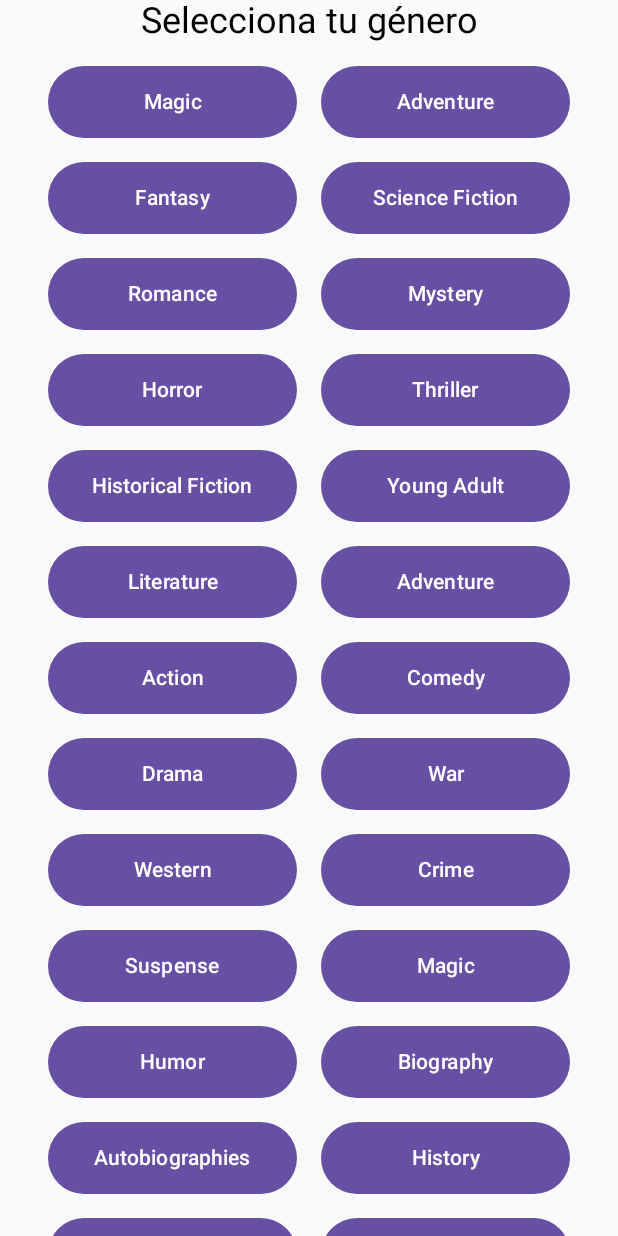
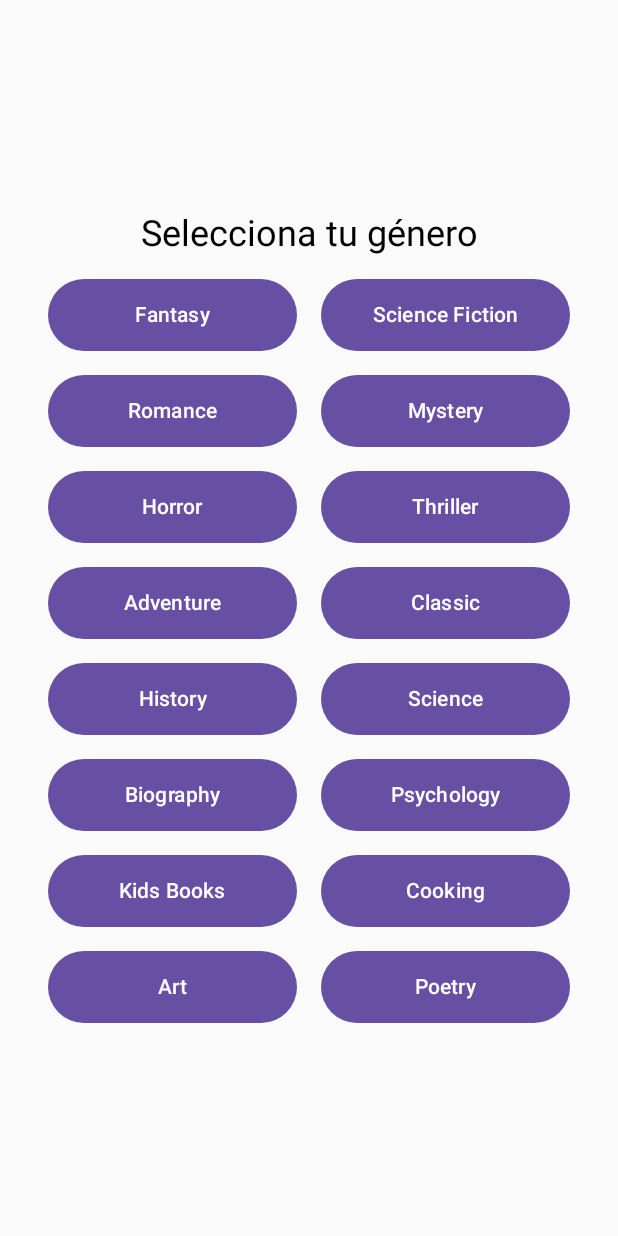
Before and after one commit to Dedany/registrodelibros, an Android app built with Jetpack Compose: the GenresListScreen screen opened through its navigation route, on a phone screen of 412 x 824 dp. Run offline under Robolectric (Android 15) with nearby library versions, the phone set to English and light mode, and no system bars; our stand-ins replace Dagger/Hilt's generated code.

```diff
--- a/Data/src/main/java/com/dperez/data/datasource/local/dao/BookDao.kt
+++ b/Data/src/main/java/com/dperez/data/datasource/local/dao/BookDao.kt
@@ -36,4 +36,8 @@ interface BookDao {
     @Query("SELECT * FROM books WHERE title LIKE '%' || :title || '%'")
     suspend fun getBooksByTitle(title: String): List<BookDbo>
 
+    @Query("SELECT * FROM books WHERE subjects LIKE '%' || :genre || '%'")
+    suspend fun getBooksByGenre(genre: String): List<BookDbo>
+
+
 }
--- a/Data/src/main/java/com/dperez/data/datasource/local/localdatasource/BookLocalDataSource.kt
+++ b/Data/src/main/java/com/dperez/data/datasource/local/localdatasource/BookLocalDataSource.kt
@@ -19,4 +19,7 @@ class BookLocalDataSource @Inject constructor(
     suspend fun getBooksByAuthor(authorNameQuery: String) = bookAuthorDao.getBooksByAuthorName(authorNameQuery)
     suspend fun getBooksByTitle(title: String) = bookDao.getBooksByTitle(title)
 
+    suspend fun getBooksByGenre(genre: String) = bookDao.getBooksByGenre(genre)
+
+
 }
--- a/app/src/main/java/com/dedany/registrodelibros/ui/screens/book/GenresListScreen.kt
+++ b/app/src/main/java/com/dedany/registrodelibros/ui/screens/book/GenresListScreen.kt
@@ -19,98 +19,25 @@ import androidx.navigation.NavController
 @Composable
 fun GenresListScreen(navController: NavController) {
     val generos = listOf(
-        "Magic",
-        "Adventure",
         "Fantasy",
-        "Science Fiction",
-        "Romance",
+        "Science Fiction", "Romance",
         "Mystery",
         "Horror",
         "Thriller",
-        "Historical Fiction",
-        "Young Adult",
-        "Literature",
         "Adventure",
-        "Action",
-        "Comedy",
-        "Drama",
-        "War",
-        "Western",
-        "Crime",
-        "Suspense",
-        "Magic",
-        "Humor",
+        "Classic",
+        // No Ficción Popular
+        "History",
+        "Science",
         "Biography",
-        "Autobiographies",
-        "History",
-        "Philosophy",
-        "Science",
-        "Self-help",
         "Psychology",
-        "Religion",
-        "Politics",
-        "Economics",
-        "Business",
-        "Management",
-        "Finance",
-        "Technology",
-        "Medicine",
-        "Nature",
-        "Environment",
-        "Travel",
-        "Sports",
-        "Mathematics",
-        "Physics",
-        "Chemistry",
-        "Biology",
-        "Programming",
-        "Computer Science",
-        "Engineering",
-        "Education",
-        "Geography",
-        "Sociology",
-        "Anthropology",
-        "Archaeology",
-        "Political Science",
+        // Otros
+        "Kids Books",
+        "Cooking",
         "Art",
-        "Art History",
-        "Music",
-        "Photography",
-        "Film",
-        "Theater",
-        "Dance",
-        "Design",
-        "Fashion",
-        "Architecture",
-        "Painting",
-        "Art criticism",
-        "Poetry",
-        "Plays",
-        "Short Stories",
-        "Reference",
-        "Cookbooks",
-        "Cooking",
-        "Health",
-        "Exercise",
-        "Nutrition",
-        "Mental Health",
-        "Children",
-        "Kids Books",
-        "Picture Books",
-        "Baby Books",
-        "Bedtime Books",
-        "Stories in Rhyme",
-        "Christianity",
-        "Bible",
-        "Theology",
-        "Mythology",
-        "Folklore",
-        "Legends",
-        "Ethics",
-        "English Language",
-        "Linguistics",
-        "Classic"
-    )
+        "Poetry"
+    ).distinct() // .distinct() por si acaso para eliminar duplicados
+
 
     Box(
         modifier = Modifier.fillMaxSize(),
--- a/domain/src/main/java/com/dedany/domain/repository/BookRepository.kt
+++ b/domain/src/main/java/com/dedany/domain/repository/BookRepository.kt
@@ -12,7 +12,7 @@ interface BookRepository {
     suspend fun getBooksByAuthor(author: String): List<Book>
     suspend fun getBooksByTitle(title: String): List<Book>
     suspend fun getBooksByAuthorId(authorId: String): List<Book>
-   // suspend fun getBooksByGenre(genre: String): List<Book>
+    suspend fun getBooksByGenre(genre: String): List<Book>
     suspend fun getBookDetail(id: String): Book
 
 }
```
Also changed, not shown: Data/src/main/java/com/dperez/data/datasource/remote/dto/book/SubjectDto.kt (added, +26 -0 lines), Data/src/main/java/com/dperez/data/datasource/remote/remotedatasource/BookRemoteDataSource.kt (+9 -0 lines), Data/src/main/java/com/dperez/data/datasource/remote/service/OpenLibraryApi.kt (+11 -0 lines), Data/src/main/java/com/dperez/data/mapper/BookMapper.kt (+17 -0 lines), Data/src/main/java/com/dperez/data/repository/BookRepositoryImpl.kt (+47 -5 lines), usecase/src/main/java/com/dedany/usecase/book/GetBooksByGenreUseCase.kt (+2 -22 lines).
